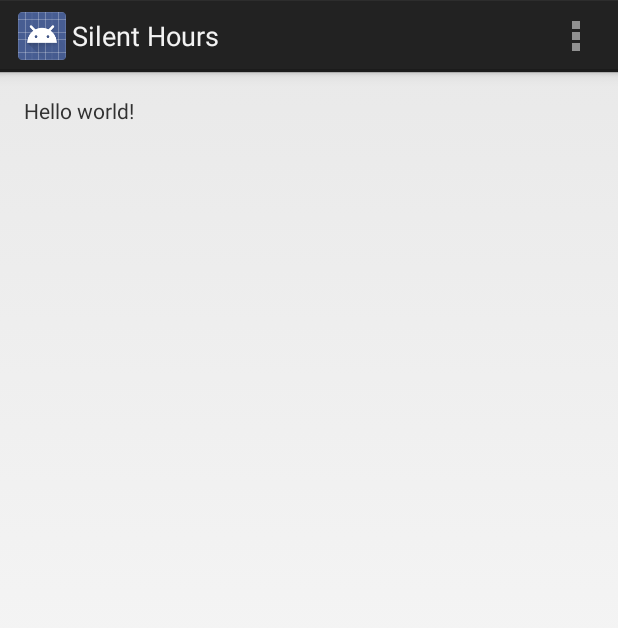
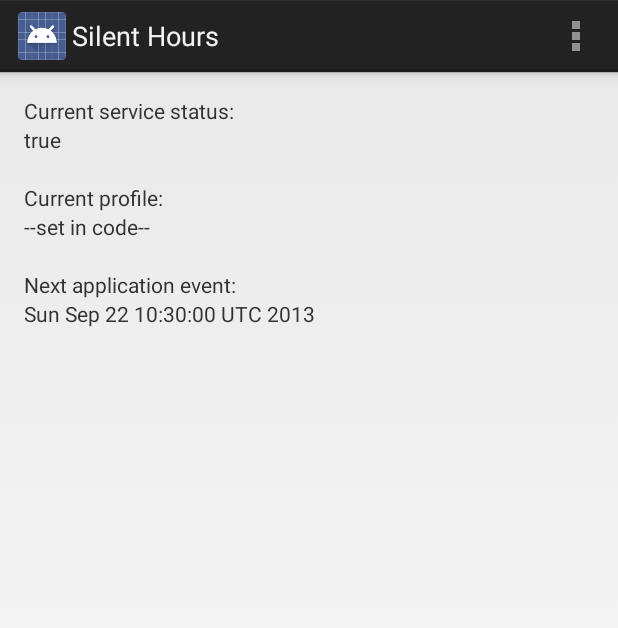
Before and after one commit to josteink/silenthours, an Android app: the screen it shows after launch (MainActivity), on a phone screen of 412 x 824 dp. Shown: the top 628 px of the screen. Run offline under Robolectric (Android 15) with nearby library versions, the phone set to English and light mode, and no system bars.

Commit message:
Make setings visible in main screen. Introduce utlity classes.

```diff
--- /dev/null
+++ b/SilentHours/src/main/java/net/kjonigsen/silenthours/ApplicationStatus.java
@@ -0,0 +1,12 @@
+package net.kjonigsen.silenthours;
+
+import java.util.Date;
+
+/**
+ * Created by jostein on 22/09/13.
+ */
+public class ApplicationStatus {
+
+    public boolean SilentHoursEnabled;
+    public Date NextApplicationEvent;
+}
--- /dev/null
+++ b/SilentHours/src/main/java/net/kjonigsen/silenthours/ApplicationStatusProvider.java
@@ -0,0 +1,38 @@
+package net.kjonigsen.silenthours;
+
+import android.content.Context;
+import android.content.SharedPreferences;
+
+import java.util.Date;
+
+/**
+ * Created by jostein on 22/09/13.
+ */
+public class ApplicationStatusProvider {
+
+    private ApplicationStatusProvider()
+    {
+    }
+
+    public static ApplicationStatus getFor(Context context)
+    {
+        SharedPreferences prefs = context.getSharedPreferences("silentHours", context.MODE_PRIVATE);
+
+        boolean enableService = prefs.getBoolean("enable_service", true);
+        Date nextDate = getNextApplicationEventDateFor(context);
+
+        ApplicationStatus result = new ApplicationStatus();
+        result.SilentHoursEnabled = enableService;
+        result.NextApplicationEvent = nextDate;
+
+        return result;
+    }
+
+    private static Date getNextApplicationEventDateFor(Context context)
+    {
+        Date result = new Date();
+        result.setTime(result .getTime() + 1);
+        return result;
+    }
+
+}
--- a/SilentHours/src/main/java/net/kjonigsen/silenthours/MainActivity.java
+++ b/SilentHours/src/main/java/net/kjonigsen/silenthours/MainActivity.java
@@ -5,6 +5,7 @@ import android.os.Bundle;
 import android.app.Activity;
 import android.view.Menu;
 import android.view.MenuItem;
+import android.widget.TextView;
 
 public class MainActivity extends Activity {
 
@@ -12,8 +13,21 @@ public class MainActivity extends Activity {
     protected void onCreate(Bundle savedInstanceState) {
         super.onCreate(savedInstanceState);
         setContentView(R.layout.activity_main);
+
+        ApplicationStatus status = ApplicationStatusProvider.getFor(this);
+
+        setText(R.id.text_service_status, new Boolean(status.SilentHoursEnabled).toString());
+        setText(R.id.text_application_event, status.NextApplicationEvent.toString());
     }
 
+    private void setText(int control, String value)
+    {
+        TextView tv = (TextView)findViewById(control);
+        tv.setText(value);
+    }
+
+
+    /* settings menu */
 
     @Override
     public boolean onCreateOptionsMenu(Menu menu) {
--- a/SilentHours/src/main/res/layout/activity_main.xml
+++ b/SilentHours/src/main/res/layout/activity_main.xml
@@ -8,9 +8,54 @@
     android:paddingBottom="@dimen/activity_vertical_margin"
     tools:context=".MainActivity">
 
-    <TextView
+    <LinearLayout
         android:layout_width="wrap_content"
         android:layout_height="wrap_content"
-        android:text="@string/hello_world" />
+        android:orientation="vertical">
+
+        <TextView
+            android:layout_width="wrap_content"
+            android:layout_height="wrap_content"
+            android:text="Current service status:" />
+
+        <TextView
+            android:id="@+id/text_service_status"
+            android:layout_width="wrap_content"
+            android:layout_height="wrap_content"
+            android:text="--set in code--" />
+
+        <TextView
+            android:layout_width="wrap_content"
+            android:layout_height="wrap_content"
+            android:text="" />
+
+        <TextView
+            android:layout_width="wrap_content"
+            android:layout_height="wrap_content"
+            android:text="Current profile:" />
+
+        <TextView
+            android:id="@+id/text_profile_status"
+            android:layout_width="wrap_content"
+            android:layout_height="wrap_content"
+            android:text="--set in code--" />
+
+        <TextView
+            android:layout_width="wrap_content"
+            android:layout_height="wrap_content"
+            android:text="" />
+
+        <TextView
+            android:layout_width="wrap_content"
+            android:layout_height="wrap_content"
+            android:text="Next application event:" />
+
+        <TextView
+            android:id="@+id/text_application_event"
+            android:layout_width="wrap_content"
+            android:layout_height="wrap_content"
+            android:text="--set in code--" />
+
+    </LinearLayout>
 
 </RelativeLayout>
```
Also changed, not shown: SilentHours/src/main/java/net/kjonigsen/silenthours/SettingsActivity.java (+0 -13 lines).
